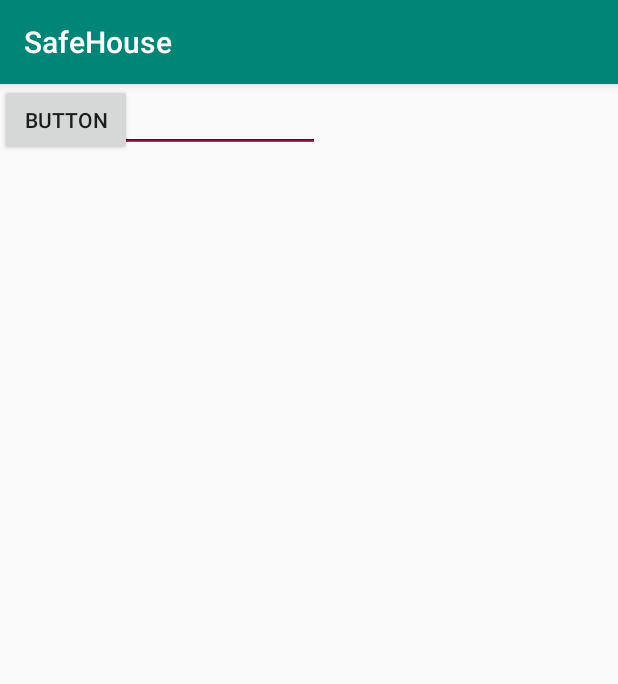
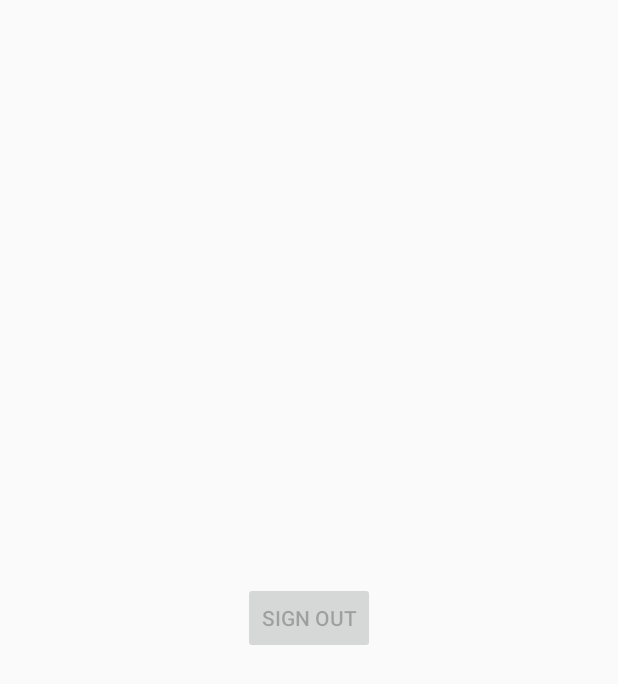
Before and after one commit to Crucialjun/SafeHouse, an Android app: the MainActivity screen opened directly, with no data from a screen before it, on a phone screen of 412 x 824 dp. Shown: the top 684 px of the screen. Run offline under Robolectric (Android 15) with nearby library versions, the phone set to English and light mode, and no system bars; libraries missing offline, so code that uses them is left out: com.firebase.ui; 2 statements that could not run were skipped.

```diff
--- a/app/src/main/AndroidManifest.xml
+++ b/app/src/main/AndroidManifest.xml
@@ -1,5 +1,6 @@
 <?xml version="1.0" encoding="utf-8"?>
 <manifest xmlns:android="http://schemas.android.com/apk/res/android"
+    xmlns:tools="http://schemas.android.com/tools"
     package="com.crucial.safehouse">
 
     <uses-permission android:name="android.permission.INTERNET" />
--- a/app/src/main/java/com/crucial/safehouse/MainActivity.java
+++ b/app/src/main/java/com/crucial/safehouse/MainActivity.java
@@ -1,13 +1,42 @@
 package com.crucial.safehouse;
 
-import android.support.v7.app.AppCompatActivity;
+
 import android.os.Bundle;
 
+import androidx.appcompat.app.AppCompatActivity;
+
+import com.firebase.ui.auth.AuthUI;
+
+import java.util.Arrays;
+import java.util.List;
+
+
 public class MainActivity extends AppCompatActivity {
+
+    private static final int MY_REQUEST_CODE = 7117;
+    List<AuthUI.IdpConfig> providers;
 
     @Override
     protected void onCreate(Bundle savedInstanceState) {
         super.onCreate(savedInstanceState);
         setContentView(R.layout.activity_main);
+
+        providers = Arrays.asList(
+                new AuthUI.IdpConfig.EmailBuilder().build(),
+                new AuthUI.IdpConfig.PhoneBuilder().build(),
+                new AuthUI.IdpConfig.FacebookBuilder().build(),
+                new AuthUI.IdpConfig.GoogleBuilder().build()
+
+        );
+
+        showSignInOptions();
+    }
+
+    private void showSignInOptions() {
+        startActivityForResult(AuthUI.getInstance()
+                .createSignInIntentBuilder()
+                .setAvailableProviders(providers)
+                .build(),MY_REQUEST_CODE
+        );
     }
 }
--- a/app/src/main/res/layout/activity_main.xml
+++ b/app/src/main/res/layout/activity_main.xml
@@ -1,36 +1,20 @@
 <?xml version="1.0" encoding="utf-8"?>
-<android.support.constraint.ConstraintLayout xmlns:android="http://schemas.android.com/apk/res/android"
+<androidx.constraintlayout.widget.ConstraintLayout xmlns:android="http://schemas.android.com/apk/res/android"
     xmlns:app="http://schemas.android.com/apk/res-auto"
     xmlns:tools="http://schemas.android.com/tools"
     android:layout_width="match_parent"
     android:layout_height="match_parent"
     tools:context=".MainActivity">
 
-    <EditText
-        android:id="@+id/edt_txt_sign_up_name"
+
+    <Button
+        android:id="@+id/btn_sign_out"
         android:layout_width="wrap_content"
         android:layout_height="wrap_content"
-        android:ems="10"
-        android:inputType="textPersonName"
-        android:text="Name"
-        tools:layout_editor_absoluteX="99dp"
-        tools:layout_editor_absoluteY="197dp" />
-
-    <EditText
-        android:id="@+id/edt_sign_up_password"
-        android:layout_width="wrap_content"
-        android:layout_height="wrap_content"
-        android:ems="10"
-        android:inputType="textPersonName"
-        android:text="Name"
-        tools:layout_editor_absoluteX="99dp"
-        tools:layout_editor_absoluteY="299dp" />
-
-    <Button
-        android:id="@+id/button_sign_up"
-        android:layout_width="wrap_content"
-        android:layout_height="wrap_content"
-        android:text="Button"
-        tools:layout_editor_absoluteX="161dp"
-        tools:layout_editor_absoluteY="417dp" />
-</android.support.constraint.ConstraintLayout>
+        android:text="Sign Out"
+        android:enabled="false"
+        app:layout_constraintBottom_toBottomOf="parent"
+        app:layout_constraintEnd_toEndOf="parent"
+        app:layout_constraintStart_toStartOf="parent"
+        app:layout_constraintTop_toTopOf="parent" />
+</androidx.constraintlayout.widget.ConstraintLayout>
--- a/app/src/main/res/values/styles.xml
+++ b/app/src/main/res/values/styles.xml
@@ -1,11 +1,15 @@
 <resources>
 
     <!-- Base application theme. -->
-    <style name="AppTheme" parent="Theme.AppCompat.Light.DarkActionBar">
+    <style name="AppTheme" parent="Theme.AppCompat.Light.NoActionBar">
         <!-- Customize your theme here. -->
         <item name="colorPrimary">@color/colorPrimary</item>
         <item name="colorPrimaryDark">@color/colorPrimaryDark</item>
         <item name="colorAccent">@color/colorAccent</item>
     </style>
 
+    <style name="MyTheme" parent="AppTheme">
+        <item name="android:windowBackground">@android:color/white</item>
+    </style>
+
 </resources>
--- a/gradle.properties
+++ b/gradle.properties
@@ -7,6 +7,8 @@
 # Specifies the JVM arguments used for the daemon process.
 # The setting is particularly useful for tweaking memory settings.
 org.gradle.jvmargs=-Xmx1536m
+android.enableJetifier=true
+android.useAndroidX=true
 # When configured, Gradle will run in incubating parallel mode.
 # This option should only be used with decoupled projects. More details, visit
 # http://www.gradle.org/docs/current/userguide/multi_project_builds.html#sec:decoupled_projects
```
Also changed, not shown: app/build.gradle (+13 -7 lines), gradle/wrapper/gradle-wrapper.properties, 1 other file.
